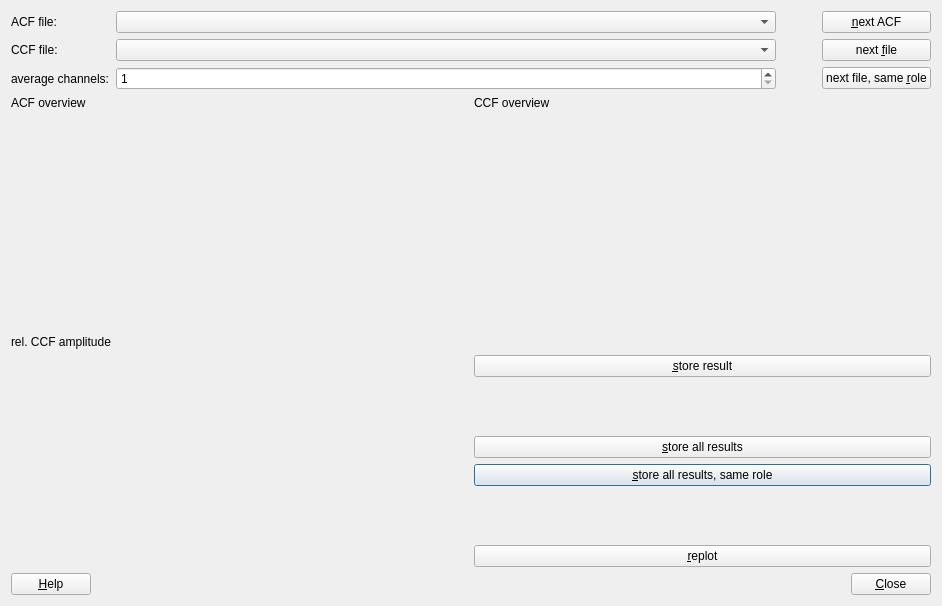
Qt form plugins/imfccsfit/qfimfccsrelativeccfdialog.ui (jkriege2/QuickFit3) before a commit.
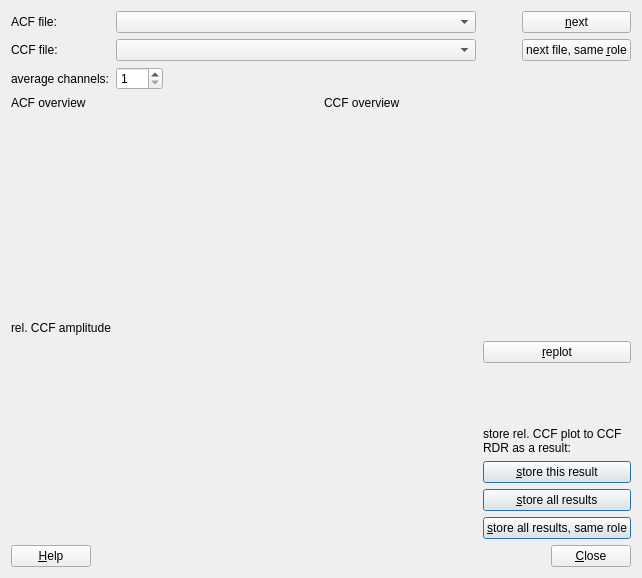
The same form after that commit. Icons and pictures are not drawn. Custom widgets are drawn as their Qt base class.

What changed in the file:
```diff
--- a/plugins/imfccsfit/qfimfccsrelativeccfdialog.ui
+++ b/plugins/imfccsfit/qfimfccsrelativeccfdialog.ui
@@ -1,13 +1,13 @@
 <?xml version="1.0" encoding="UTF-8"?>
 <ui version="4.0">
  <class>QFImFCCSRelativeCCFDialog</class>
- <widget class="QDialog" name="QFImFCCSRelativeCCFDialog">
+ <widget class="QWidget" name="QFImFCCSRelativeCCFDialog">
   <property name="geometry">
    <rect>
     <x>0</x>
     <y>0</y>
-    <width>942</width>
-    <height>606</height>
+    <width>642</width>
+    <height>578</height>
    </rect>
   </property>
   <property name="windowTitle">
@@ -56,37 +56,14 @@
        </property>
       </widget>
      </item>
-     <item row="3" column="1">
-      <widget class="QSpinBox" name="spinAvg">
-       <property name="minimum">
-        <number>1</number>
-       </property>
-       <property name="maximum">
-        <number>100</number>
-       </property>
-       <property name="singleStep">
-        <number>3</number>
-       </property>
-      </widget>
-     </item>
-     <item row="3" column="3">
-      <widget class="QPushButton" name="btnNextFileSameRole">
-       <property name="text">
-        <string>next file, same &amp;role</string>
-       </property>
-      </widget>
-     </item>
-     <item row="2" column="3">
-      <widget class="QPushButton" name="btnNextFile">
-       <property name="text">
-        <string>next &amp;file</string>
-       </property>
-      </widget>
-     </item>
      <item row="1" column="3">
       <widget class="QPushButton" name="btnNextACF">
        <property name="text">
-        <string>&amp;next ACF</string>
+        <string>&amp;next</string>
+       </property>
+       <property name="icon">
+        <iconset resource="../../lib/lib.qrc">
+         <normaloff>:/lib/prop_next.png</normaloff>:/lib/prop_next.png</iconset>
        </property>
       </widget>
      </item>
@@ -106,109 +83,51 @@
        </property>
       </spacer>
      </item>
+     <item row="3" column="1">
+      <layout class="QHBoxLayout" name="horizontalLayout_3">
+       <item>
+        <widget class="QSpinBox" name="spinAvg">
+         <property name="minimum">
+          <number>1</number>
+         </property>
+         <property name="maximum">
+          <number>100</number>
+         </property>
+         <property name="singleStep">
+          <number>3</number>
+         </property>
+        </widget>
+       </item>
+       <item>
+        <spacer name="horizontalSpacer_3">
+         <property name="orientation">
+          <enum>Qt::Horizontal</enum>
+         </property>
+         <property name="sizeHint" stdset="0">
+          <size>
+           <width>40</width>
+           <height>20</height>
+          </size>
+         </property>
+        </spacer>
+       </item>
+      </layout>
+     </item>
+     <item row="2" column="3">
+      <widget class="QPushButton" name="btnNextFileSameRole">
+       <property name="text">
+        <string>next file, same &amp;role</string>
+       </property>
+       <property name="icon">
+        <iconset resource="../../lib/lib.qrc">
+         <normaloff>:/lib/prop_next.png</normaloff>:/lib/prop_next.png</iconset>
+       </property>
+      </widget>
+     </item>
     </layout>
    </item>
    <item>
     <layout class="QGridLayout" name="gridLayout" rowstretch="0,1,0,1" columnstretch="1,1">
-     <item row="1" column="1">
-      <widget class="QFRDRImageToRunPreview" name="widOverviewCCF" native="true">
-       <property name="minimumSize">
-        <size>
-         <width>100</width>
-         <height>100</height>
-        </size>
-       </property>
-      </widget>
-     </item>
-     <item row="0" column="1">
-      <widget class="QLabel" name="label_4">
-       <property name="text">
-        <string>CCF overview</string>
-       </property>
-       <property name="buddy">
-        <cstring>widOverviewCCF</cstring>
-       </property>
-      </widget>
-     </item>
-     <item row="3" column="1">
-      <layout class="QGridLayout" name="gridLayout_2" columnstretch="0">
-       <item row="1" column="0">
-        <widget class="QPushButton" name="btnStoreData">
-         <property name="text">
-          <string>&amp;store result</string>
-         </property>
-         <property name="icon">
-          <iconset resource="../../lib/lib.qrc">
-           <normaloff>:/lib/file_add.png</normaloff>:/lib/file_add.png</iconset>
-         </property>
-         <property name="default">
-          <bool>true</bool>
-         </property>
-        </widget>
-       </item>
-       <item row="3" column="0">
-        <widget class="QPushButton" name="btnStoreDataAll">
-         <property name="text">
-          <string>&amp;store all results</string>
-         </property>
-         <property name="icon">
-          <iconset resource="../../lib/lib.qrc">
-           <normaloff>:/lib/file_add.png</normaloff>:/lib/file_add.png</iconset>
-         </property>
-         <property name="default">
-          <bool>true</bool>
-         </property>
-        </widget>
-       </item>
-       <item row="6" column="0">
-        <widget class="QPushButton" name="btnReplot">
-         <property name="text">
-          <string>&amp;replot</string>
-         </property>
-        </widget>
-       </item>
-       <item row="5" column="0">
-        <spacer name="verticalSpacer">
-         <property name="orientation">
-          <enum>Qt::Vertical</enum>
-         </property>
-         <property name="sizeHint" stdset="0">
-          <size>
-           <width>20</width>
-           <height>40</height>
-          </size>
-         </property>
-        </spacer>
-       </item>
-       <item row="4" column="0">
-        <widget class="QPushButton" name="btnStoreDataAllSameRole">
-         <property name="text">
-          <string>&amp;store all results, same role</string>
-         </property>
-         <property name="icon">
-          <iconset resource="../../lib/lib.qrc">
-           <normaloff>:/lib/file_add.png</normaloff>:/lib/file_add.png</iconset>
-         </property>
-         <property name="default">
-          <bool>true</bool>
-         </property>
-        </widget>
-       </item>
-       <item row="2" column="0">
-        <spacer name="verticalSpacer_2">
-         <property name="orientation">
-          <enum>Qt::Vertical</enum>
-         </property>
-         <property name="sizeHint" stdset="0">
-          <size>
-           <width>20</width>
-           <height>40</height>
-          </size>
-         </property>
-        </spacer>
-       </item>
-      </layout>
-     </item>
      <item row="0" column="0">
       <widget class="QLabel" name="label_3">
        <property name="text">
@@ -219,8 +138,8 @@
        </property>
       </widget>
      </item>
-     <item row="3" column="0">
-      <widget class="QFPlotter" name="pltData" native="true">
+     <item row="1" column="1">
+      <widget class="QFRDRImageToRunPreview" name="widOverviewCCF" native="true">
        <property name="minimumSize">
         <size>
          <width>100</width>
@@ -229,7 +148,17 @@
        </property>
       </widget>
      </item>
-     <item row="2" column="0">
+     <item row="1" column="0">
+      <widget class="QFRDRImageToRunPreview" name="widOverviewACF" native="true">
+       <property name="minimumSize">
+        <size>
+         <width>100</width>
+         <height>100</height>
+        </size>
+       </property>
+      </widget>
+     </item>
+     <item row="2" column="0" colspan="2">
       <widget class="QLabel" name="label_5">
        <property name="text">
         <string>rel. CCF amplitude</string>
@@ -239,13 +168,116 @@
        </property>
       </widget>
      </item>
-     <item row="1" column="0">
-      <widget class="QFRDRImageToRunPreview" name="widOverviewACF" native="true">
-       <property name="minimumSize">
-        <size>
-         <width>100</width>
-         <height>100</height>
-        </size>
+     <item row="3" column="0" colspan="2">
+      <layout class="QGridLayout" name="gridLayout_2" columnstretch="1,0,0">
+       <item row="0" column="2">
+        <widget class="QPushButton" name="btnReplot">
+         <property name="text">
+          <string>&amp;replot</string>
+         </property>
+         <property name="icon">
+          <iconset resource="../../lib/lib.qrc">
+           <normaloff>:/lib/refresh16.png</normaloff>:/lib/refresh16.png</iconset>
+         </property>
+        </widget>
+       </item>
+       <item row="1" column="2">
+        <spacer name="verticalSpacer_2">
+         <property name="orientation">
+          <enum>Qt::Vertical</enum>
+         </property>
+         <property name="sizeHint" stdset="0">
+          <size>
+           <width>20</width>
+           <height>40</height>
+          </size>
+         </property>
+        </spacer>
+       </item>
+       <item row="4" column="2">
+        <widget class="QPushButton" name="btnStoreDataAll">
+         <property name="text">
+          <string>&amp;store all results</string>
+         </property>
+         <property name="icon">
+          <iconset resource="../../lib/lib.qrc">
+           <normaloff>:/lib/save_all.png</normaloff>:/lib/save_all.png</iconset>
+         </property>
+         <property name="default">
+          <bool>true</bool>
+         </property>
+        </widget>
+       </item>
+       <item row="5" column="2">
+        <widget class="QPushButton" name="btnStoreDataAllSameRole">
+         <property name="text">
+          <string>&amp;store all results, same role</string>
+         </property>
+         <property name="icon">
+          <iconset resource="../../lib/lib.qrc">
+           <normaloff>:/lib/save_all.png</normaloff>:/lib/save_all.png</iconset>
+         </property>
+         <property name="default">
+          <bool>true</bool>
+         </property>
+        </widget>
+       </item>
+       <item row="0" column="1">
+        <spacer name="horizontalSpacer_4">
+         <property name="orientation">
+          <enum>Qt::Horizontal</enum>
+         </property>
+         <property name="sizeHint" stdset="0">
+          <size>
+           <width>40</width>
+           <height>20</height>
+          </size>
+         </property>
+        </spacer>
+       </item>
+       <item row="3" column="2">
+        <widget class="QPushButton" name="btnStoreData">
+         <property name="text">
+          <string>&amp;store this result</string>
+         </property>
+         <property name="icon">
+          <iconset resource="../../lib/lib.qrc">
+           <normaloff>:/lib/save16.png</normaloff>:/lib/save16.png</iconset>
+         </property>
+         <property name="default">
+          <bool>true</bool>
+         </property>
+        </widget>
+       </item>
+       <item row="2" column="2">
+        <widget class="QLabel" name="label_7">
+         <property name="text">
+          <string>store rel. CCF plot to CCF RDR as a result:</string>
+         </property>
+         <property name="wordWrap">
+          <bool>true</bool>
+         </property>
+        </widget>
+       </item>
+       <item row="0" column="0" rowspan="6">
+        <widget class="QFPlotter" name="pltData" native="true">
+         <property name="minimumSize">
+          <size>
+           <width>100</width>
+           <height>100</height>
+          </size>
+         </property>
+        </widget>
+       </item>
+      </layout>
+     </item>
+     <item row="0" column="1">
+      <widget class="QLabel" name="label_4">
+       <property name="text">
+        <string>CCF overview</string>
+       </property>
+       <property name="buddy">
+        <cstring>widOverviewCCF</cstring>
        </property>
       </widget>
      </item>
```
Left out of the diff: 30 changed lines with no effect on the pictures.
